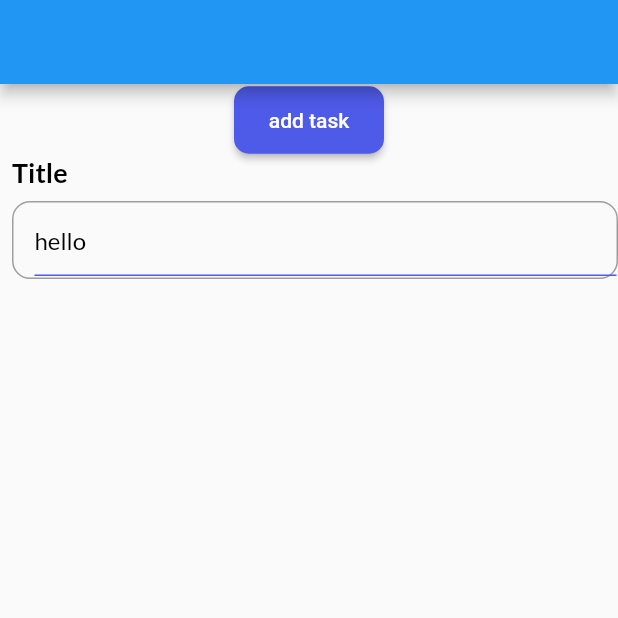
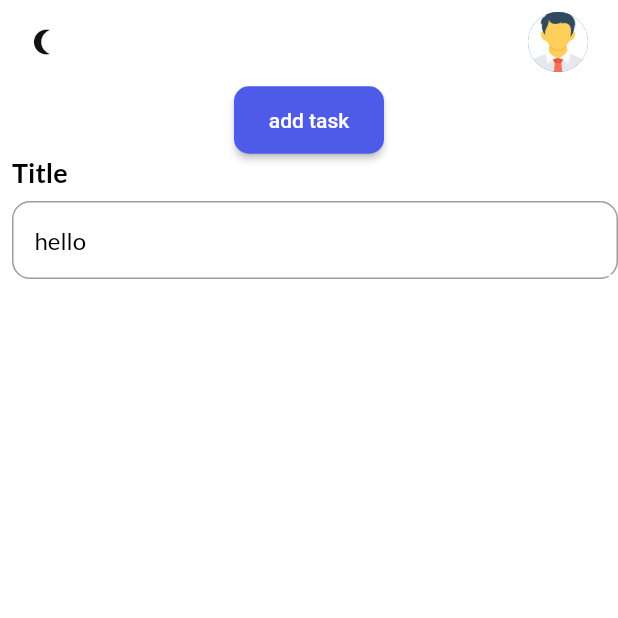
Before and after one commit to EslamShaban74/Todo_new_UI, a Flutter app: the screen it shows after launch, on a phone screen of 412 x 824 dp, the top half of it. Run offline on Flutter 3.47's test engine with Material 2 defaults, Android fonts, the phone set to English and light mode, and no system bars; our stand-ins replace get, get_storage, google_fonts; missing offline and left inert: window_size.

Commit message:
custom appbar

```diff
--- a/lib/ui/pages/home_page.dart
+++ b/lib/ui/pages/home_page.dart
@@ -5,6 +5,7 @@ import 'package:todo/ui/size_config.dart';
 import 'package:todo/ui/widgets/button.dart';
 import 'package:get/get.dart';
 
+import '../theme.dart';
 import '../widgets/input_field.dart';
 
 class HomePage extends StatefulWidget {
@@ -19,7 +20,8 @@ class _HomePageState extends State<HomePage> {
   Widget build(BuildContext context) {
     SizeConfig().init(context);
     return Scaffold(
-      appBar: AppBar(),
+      backgroundColor: context.theme.backgroundColor,
+      appBar: _appBar(),
       body: Column(
         crossAxisAlignment: CrossAxisAlignment.center,
         mainAxisAlignment: MainAxisAlignment.start,
@@ -38,4 +40,27 @@ class _HomePageState extends State<HomePage> {
       ),
     );
   }
+
+  AppBar _appBar() => AppBar(
+        elevation: 0.0,
+        backgroundColor: context.theme.backgroundColor,
+        leading: IconButton(
+          icon: Icon(
+            Get.isDarkMode
+                ? Icons.wb_sunny_outlined
+                : Icons.nightlight_round_outlined,
+            color: Get.isDarkMode ? Colors.white : darkGreyClr,
+            size: 20,
+          ),
+          onPressed: () {
+            ThemeServices().switchTheme();
+          },
+        ),
+        actions: const [
+          CircleAvatar(
+            backgroundImage: AssetImage('assets/images/person.jpeg'),
+          ),
+          SizedBox(width: 20.0),
+        ],
+      );
 }
--- a/lib/ui/theme.dart
+++ b/lib/ui/theme.dart
@@ -13,7 +13,7 @@ const Color darkHeaderClr = Color(0xFF424242);
 class Themes {
   static final light = ThemeData(
     primaryColor: primaryClr,
-    backgroundColor: primaryClr,
+    backgroundColor: Colors.white,
     brightness: Brightness.light,
   );
 
```
Also changed, not shown: lib/ui/pages/add_task_page.dart (+24 -1 lines).
